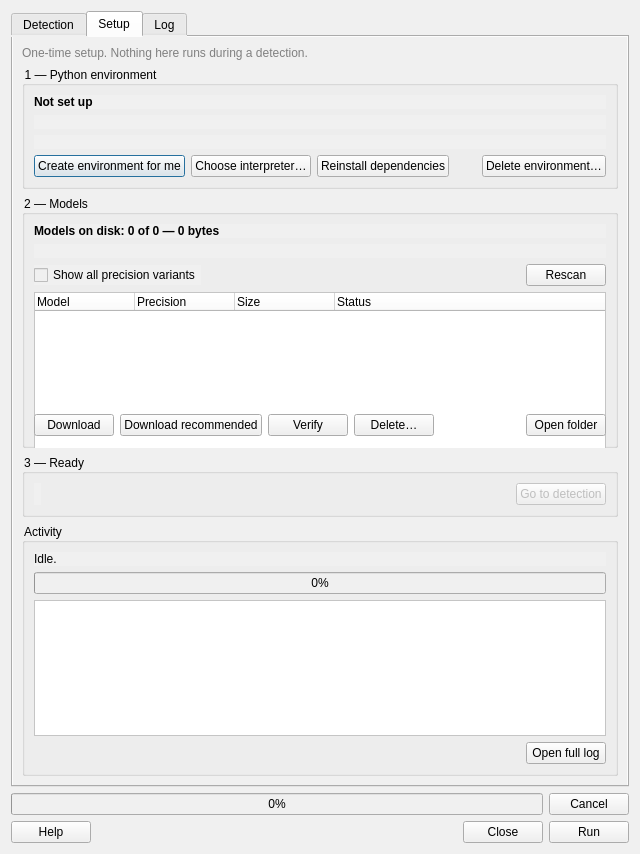
Before: the Qt Designer form winmol_analyzer_dialog_base.ui in cwinkelmann/WINMOL_Analyzer, drawn with Qt 5.
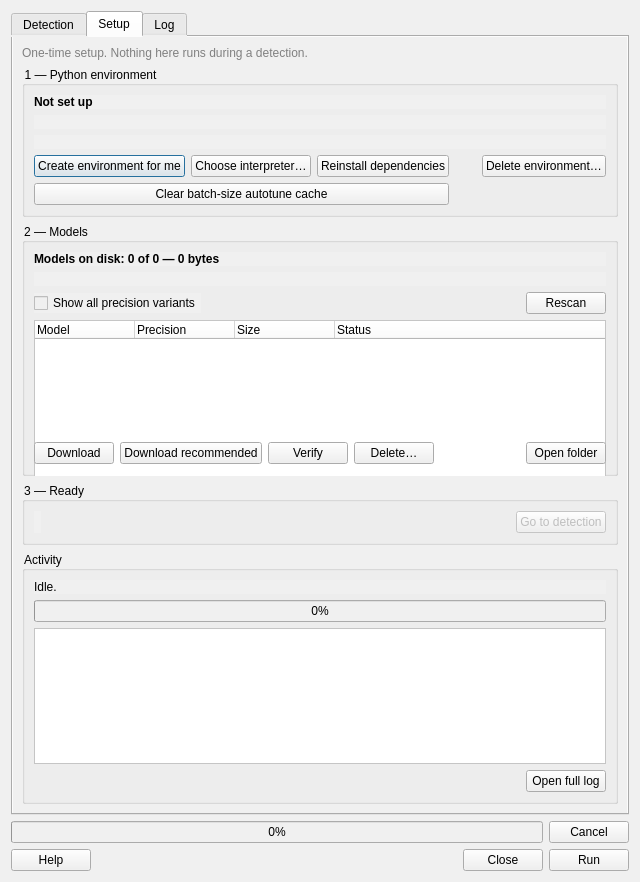
After: the same form once the commit is applied. The open tabs and pages were chosen to show the change.

Commit message: feat(prediction): run the batch-size autotune once, then remember it

What changed in the file:
```diff
--- a/winmol_analyzer_dialog_base.ui
+++ b/winmol_analyzer_dialog_base.ui
@@ -754,6 +754,19 @@
             </property>
            </widget>
           </item>
+          <item row="4" column="0" colspan="3">
+           <widget class="QPushButton" name="autotune_clear_button">
+            <property name="toolTip">
+             <string>Forget the measured prediction batch size. It is
+re-measured once on the next run (a one-off pause before the first tile)
+and then reused. Normally unnecessary — the cache invalidates itself when
+the model, the execution provider or the hardware changes.</string>
+            </property>
+            <property name="text">
+             <string>Clear batch-size autotune cache</string>
+            </property>
+           </widget>
+          </item>
          </layout>
         </widget>
        </item>
```
The commit also changes 16 other files.
